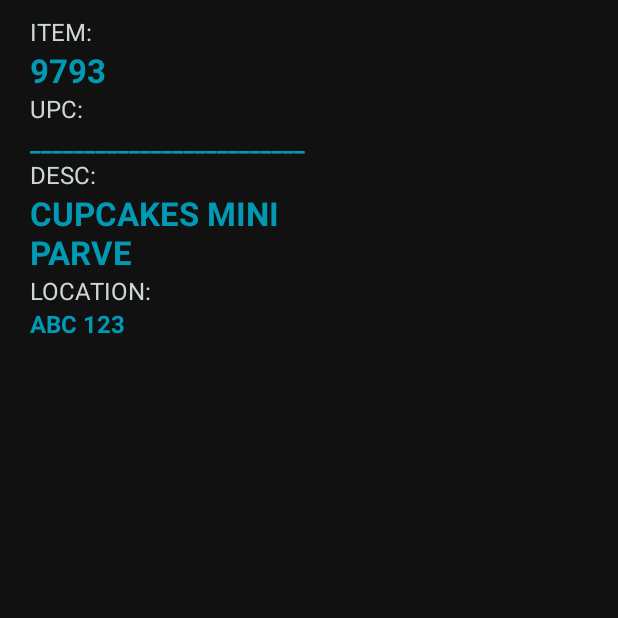
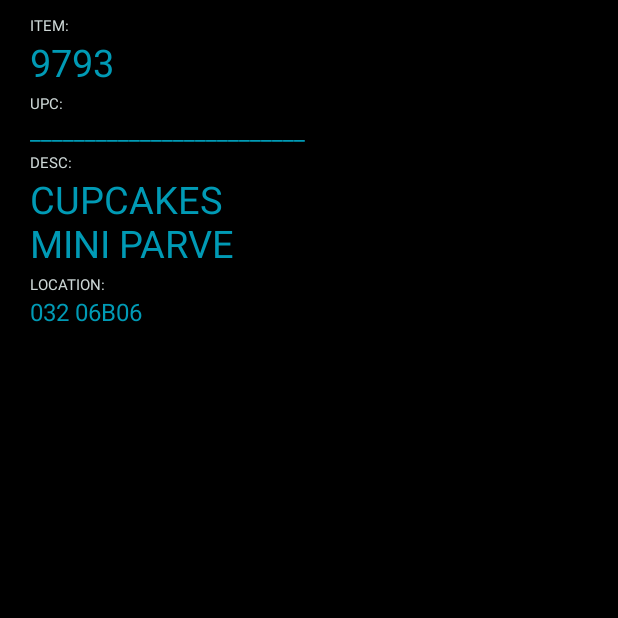
Before and after one commit to devspaces2/GFI-Pilot, an Android app: the screen it shows after launch (MainActivity), on a phone screen of 412 x 824 dp, the top half of it. Run offline under Robolectric (Android 15) with nearby library versions, the phone set to English and light mode, and no system bars; libraries missing offline, so code that uses them is left out: com.google.android.glass; pictures from the network do not load.

```diff
--- a/glass/src/main/java/com/oculogx/gfi_ui/MainActivity.java
+++ b/glass/src/main/java/com/oculogx/gfi_ui/MainActivity.java
@@ -41,7 +41,8 @@ public class MainActivity extends Activity {
 
         setContentView(R.layout.activity_main);
         itemView = (ItemView) findViewById(R.id.item_view);
-        Item item = new Item(9793, "_________________________", "CUPCAKES MINI PARVE", "ABC 123");
+        Item item = new Item(9793, "_________________________", "CUPCAKES MINI PARVE", "032 06B06");
+        item.primaryImageURL = "https://i.pinimg.com/originals/3a/cc/57/3acc578e2f2683eb0da30f5f27163de5.jpg";
         itemView.setItem(item);
     }
 
@@ -50,7 +51,7 @@ public class MainActivity extends Activity {
      */
     private View buildView() {
         ItemCard itemCard = new ItemCard();
-        Item item = new Item(9793, "123 UPC", "CUPCAKES MINI PARVE", "ABC 123");
+        Item item = new Item(9793, "123 UPC", "CUPCAKES MINI PARVE", "032 06B06");
 
         itemCard.setData(item);
 
--- a/glass/src/main/java/com/oculogx/gfi_ui/views/ItemView.java
+++ b/glass/src/main/java/com/oculogx/gfi_ui/views/ItemView.java
@@ -50,5 +50,7 @@ public class ItemView extends FrameLayout {
         upcView.setText(item.upc);
         descriptionView.setText(item.description);
         locationView.setText(item.location);
+//        Picasso.get()
+//        GlideApp.with(this).load("http://goo.gl/gEgYUd").into(imageView);
     }
 }
--- a/glass/src/main/res/layout/card_item.xml
+++ b/glass/src/main/res/layout/card_item.xml
@@ -4,7 +4,7 @@
     android:layout_width="match_parent"
     android:layout_height="match_parent"
     android:orientation="horizontal"
-    android:background="@color/colorPrimaryDark"
+    android:background="@color/black"
     android:weightSum="2">
 
     <LinearLayout
@@ -21,7 +21,7 @@
             android:id="@+id/item_card_item_label"
             android:layout_width="wrap_content"
             android:layout_height="wrap_content"
-            android:textSize="16sp"
+            android:textSize="10sp"
             android:text="ITEM:" />
 
         <TextView
@@ -29,8 +29,8 @@
             android:id="@+id/item_card_item_id"
             android:layout_width="wrap_content"
             android:layout_height="wrap_content"
-            android:textSize="22sp"
-            android:textStyle="bold"
+            android:textSize="25sp"
+            android:paddingBottom="3dp"
             tools:text="9793" />
 
         <TextView
@@ -38,7 +38,7 @@
             android:id="@+id/item_card_upc_label"
             android:layout_width="wrap_content"
             android:layout_height="wrap_content"
-            android:textSize="16sp"
+            android:textSize="10sp"
             android:text="UPC:" />
 
         <TextView
@@ -47,7 +47,7 @@
             android:layout_width="wrap_content"
             android:layout_height="wrap_content"
             android:textSize="16sp"
-            android:textStyle="bold"
+            android:paddingBottom="3dp"
             tools:text="013 234 1231" />
 
         <TextView
@@ -55,7 +55,7 @@
             android:id="@+id/item_card_description_label"
             android:layout_width="wrap_content"
             android:layout_height="wrap_content"
-            android:textSize="16sp"
+            android:textSize="10sp"
             android:text="DESC:" />
 
         <TextView
@@ -63,8 +63,8 @@
             android:id="@+id/item_card_description"
             android:layout_width="wrap_content"
             android:layout_height="wrap_content"
-            android:textSize="22sp"
-            android:textStyle="bold"
+            android:textSize="25sp"
+            android:paddingBottom="3dp"
             tools:text="CUPCAKES MINI PARVE" />
 
         <TextView
@@ -72,7 +72,7 @@
             android:id="@+id/item_card_location_label"
             android:layout_width="wrap_content"
             android:layout_height="wrap_content"
-            android:textSize="16sp"
+            android:textSize="10sp"
             android:text="LOCATION:" />
 
         <TextView
@@ -81,7 +81,7 @@
             android:layout_width="wrap_content"
             android:layout_height="wrap_content"
             android:textSize="16sp"
-            android:textStyle="bold"
+            android:paddingBottom="3dp"
             tools:text="032 06 B06" />
     </LinearLayout>
 
@@ -94,7 +94,8 @@
         <ImageView
             android:id="@+id/item_card_image1"
             android:layout_width="match_parent"
-            android:layout_height="wrap_content" />
+            android:layout_height="wrap_content"
+            tools:src="@drawable/ic_glass_logo" />
 
         <ImageView
             android:id="@+id/item_card_image2"
--- a/glass/src/main/res/values/color.xml
+++ b/glass/src/main/res/values/color.xml
@@ -14,7 +14,7 @@
     <color name="light_gray">#AAAAAA</color>
     <color name="dark_white">#DDDDDD</color>
 
-    <!--Oculogx Brand Colors, light to dark-->
+    <!--Oculogx Brand Colors-->
     <color name="oculogx_light_gray">#E2E2E2</color>
     <color name="oculogx_light_blue">#CDD7D6</color>
     <color name="oculogx_blue">#009AB5</color>
```
Also changed, not shown: build.gradle (+5 -3 lines), mobile/build.gradle (+13 -7 lines), gradle/wrapper/gradle-wrapper.properties.
